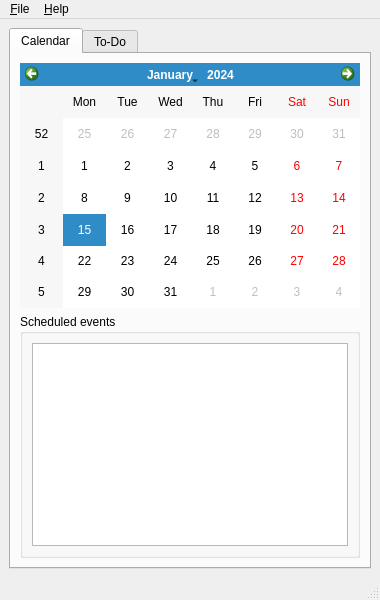
First picture: the form in tinyorganizer.ui, repository BackupTheBerlios/tinyorganizer, before the edit.
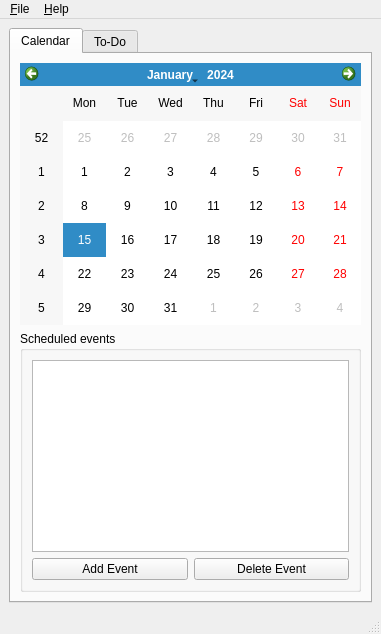
Second picture: the form after the edit. Icons and pictures are not drawn.

Diff of the .ui file:
```diff
--- a/tinyorganizer.ui
+++ b/tinyorganizer.ui
@@ -5,14 +5,14 @@
    <rect>
     <x>0</x>
     <y>0</y>
-    <width>380</width>
-    <height>600</height>
+    <width>381</width>
+    <height>634</height>
    </rect>
   </property>
   <property name="minimumSize" >
    <size>
-    <width>380</width>
-    <height>600</height>
+    <width>381</width>
+    <height>634</height>
    </size>
   </property>
   <property name="windowTitle" >
@@ -42,8 +42,6 @@
            <normalon>:/gfx/icons/gfx/calendar.png</normalon>
           </iconset>
          </attribute>
-         <layout class="QGridLayout" name="gridLayout_3" >
-          <item row="0" column="0" >
            <layout class="QGridLayout" name="gridLayout_2" >
             <item row="0" column="0" >
              <widget class="QCalendarWidget" name="calendarWidget" >
@@ -68,10 +66,26 @@
                  </property>
                 </widget>
                </item>
-              </layout>
-             </widget>
-            </item>
-           </layout>
+             <item row="2" column="0" >
+              <layout class="QHBoxLayout" name="horizontalLayout" >
+               <item>
+                <widget class="QPushButton" name="addEventButton" >
+                 <property name="text" >
+                  <string>Add Event</string>
+                 </property>
+                </widget>
+               </item>
+               <item>
+                <widget class="QPushButton" name="pushButton_2" >
+                 <property name="text" >
+                  <string>Delete Event</string>
+                 </property>
+                </widget>
+               </item>
+              </layout>
+             </item>
+            </layout>
+           </widget>
           </item>
          </layout>
         </widget>
@@ -96,7 +110,7 @@
     <rect>
      <x>0</x>
      <y>0</y>
-     <width>380</width>
+     <width>381</width>
      <height>27</height>
     </rect>
    </property>
```
Left out of the diff: 3 changed lines with no effect on the pictures. Lines whose indentation alone changed are shown as unchanged.
